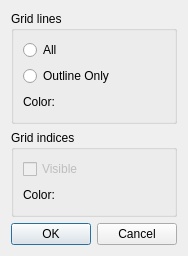
Above: libs/guibase/widget/gridshapeeditdialog.ui from i-RIC/prepost-gui before the change. Below: the same form after it.
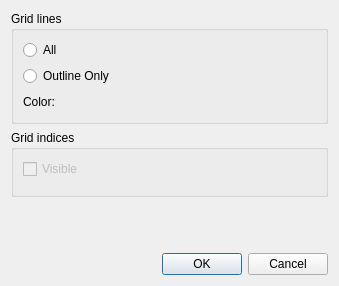
That is the form after the change. Custom widgets are drawn as their Qt base class.

The edit to the form file:
```diff
--- a/libs/guibase/widget/gridshapeeditdialog.ui
+++ b/libs/guibase/widget/gridshapeeditdialog.ui
@@ -6,8 +6,8 @@
    <rect>
     <x>0</x>
     <y>0</y>
-    <width>188</width>
-    <height>233</height>
+    <width>339</width>
+    <height>286</height>
    </rect>
   </property>
   <property name="sizePolicy">
@@ -97,41 +97,11 @@
        </widget>
       </item>
       <item>
-       <layout class="QHBoxLayout" name="horizontalLayout_2">
-        <item>
-         <widget class="QLabel" name="indexColorLabel">
-          <property name="text">
-           <string>Color:</string>
-          </property>
-         </widget>
-        </item>
-        <item>
-         <widget class="ColorEditWidget" name="indexColorEditWidget">
-          <property name="enabled">
-           <bool>false</bool>
-          </property>
-          <property name="baseSize">
-           <size>
-            <width>100</width>
-            <height>50</height>
-           </size>
-          </property>
-         </widget>
-        </item>
-        <item>
-         <spacer name="horizontalSpacer_2">
-          <property name="orientation">
-           <enum>Qt::Horizontal</enum>
-          </property>
-          <property name="sizeHint" stdset="0">
-           <size>
-            <width>40</width>
-            <height>20</height>
-           </size>
-          </property>
-         </spacer>
-        </item>
-       </layout>
+       <widget class="vtkTextPropertySettingWidget" name="indexTextSettingWidget" native="true">
+        <property name="enabled">
+         <bool>false</bool>
+        </property>
+       </widget>
       </item>
      </layout>
     </widget>
@@ -168,6 +138,12 @@
    <header>guibase/widget/coloreditwidget.h</header>
    <container>1</container>
   </customwidget>
+  <customwidget>
+   <class>vtkTextPropertySettingWidget</class>
+   <extends>QWidget</extends>
+   <header>vtktextpropertysettingwidget.h</header>
+   <container>1</container>
+  </customwidget>
  </customwidgets>
  <resources/>
  <connections>
```
Left out of the diff: 46 changed lines with no effect on the pictures.
